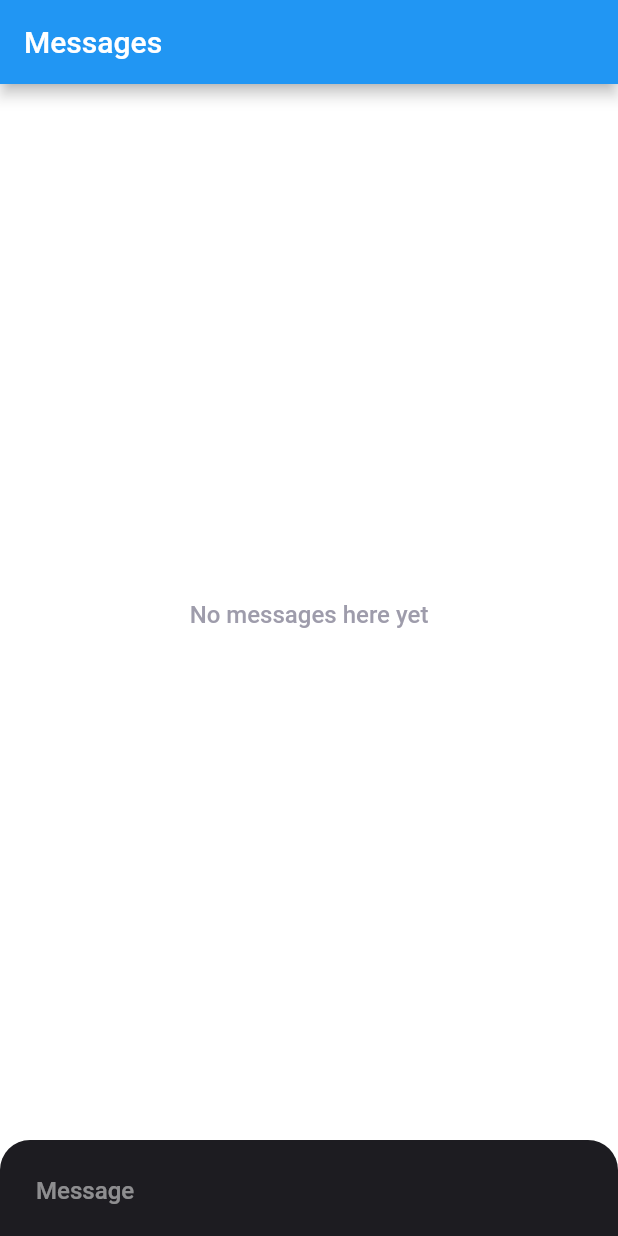
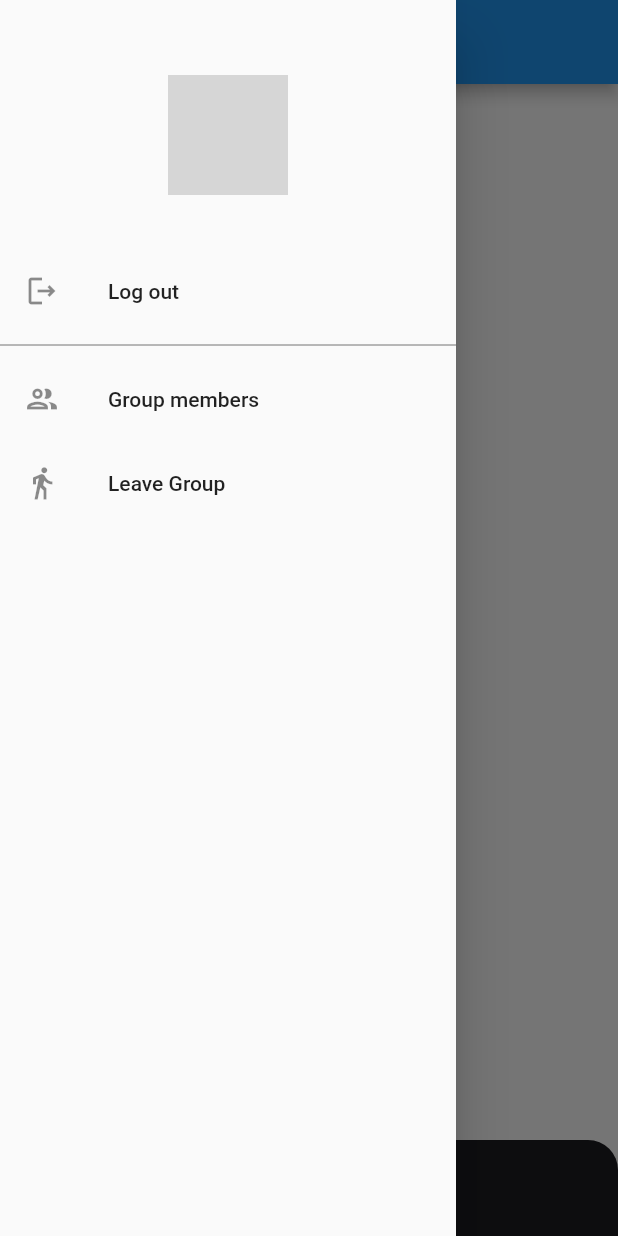
Before and after one commit to owhiteman/group-chat, a Flutter app: the screen it shows once a user with an empty profile is signed in, with the side drawer open (before the commit the screen has no drawer), on a phone screen of 412 x 824 dp. Run offline on Flutter 3.47's test engine with Material 2 defaults, Android fonts, the phone set to English and light mode, and no system bars; our stand-ins replace cloud_firestore, firebase_auth, firebase_core, firebase_storage, flutter_chat_types, flutter_chat_ui and 1 more; accounts and stored records are empty; generated files the repository leaves out were written again; network calls fail; grey boxes are pictures that could not be loaded.

Commit message:
Added sidebar navigation

```diff
--- a/lib/views/group_chat_view.dart
+++ b/lib/views/group_chat_view.dart
@@ -1,9 +1,8 @@
-import 'dart:convert';
-
 import 'package:flutter/material.dart';
 import 'package:flutter/services.dart' show rootBundle;
 import 'package:flutter_chat_ui/flutter_chat_ui.dart';
 import 'package:flutter_chat_types/flutter_chat_types.dart' as types;
+import 'package:group_chat/views/sidebar_nav_view.dart';
 import 'package:uuid/uuid.dart';
 import 'package:group_chat/models/user.dart' as models;
 
@@ -22,12 +21,6 @@ class _GroupChatViewState extends State<GroupChatView> {
   );
 
   @override
-  void initState() {
-    super.initState();
-    _loadMessages();
-  }
-
-  @override
   Widget build(BuildContext context) {
     return Scaffold(
       appBar: AppBar(title: const Text('Messages')),
@@ -39,6 +32,7 @@ class _GroupChatViewState extends State<GroupChatView> {
           sendButtonIcon: Icon(Icons.send, color: Colors.white),
         ),
       ),
+      drawer: SidebarNavigationView(user: widget.user!),
     );
   }
 
@@ -58,15 +52,4 @@ class _GroupChatViewState extends State<GroupChatView> {
 
     _addMessage(textMessage);
   }
-
-  void _loadMessages() async {
-    final response = await rootBundle.loadString('assets/messages.json');
-    final messages = (jsonDecode(response) as List)
-        .map((e) => types.Message.fromJson(e as Map<String, dynamic>))
-        .toList();
-
-    setState(() {
-      _messages = messages;
-    });
-  }
 }
--- /dev/null
+++ b/lib/views/sidebar_nav_view.dart
@@ -0,0 +1,95 @@
+import 'package:flutter/material.dart';
+import 'package:group_chat/firebase/auth_service.dart';
+import 'package:group_chat/models/user.dart';
+import 'package:provider/provider.dart';
+
+class SidebarNavigationView extends StatefulWidget {
+  final User user;
+  const SidebarNavigationView({super.key, required this.user});
+
+  @override
+  State<SidebarNavigationView> createState() => _SidebarNavigationViewState();
+}
+
+class _SidebarNavigationViewState extends State<SidebarNavigationView> {
+  bool isLoading = false;
+
+  @override
+  Widget build(BuildContext context) {
+    return Drawer(
+      child: SingleChildScrollView(
+        child: Column(
+          crossAxisAlignment: CrossAxisAlignment.stretch,
+          children: [
+            const SizedBox(height: 50),
+            buildHeader(context),
+            const SizedBox(height: 10),
+            buildProfileItems(context),
+            const Divider(color: Colors.black54),
+            buildGroupItems(context),
+          ],
+        ),
+      ),
+    );
+  }
+
+  Widget buildHeader(BuildContext context) {
+    return isLoading
+        ? const Center(child: CircularProgressIndicator())
+        : Column(
+            children: [
+              CircleAvatar(
+                backgroundColor: Colors.grey,
+                backgroundImage: NetworkImage(
+                  widget.user.displayPicUrl ??
+                      "https://t4.ftcdn.net/jpg/00/64/67/63/360_F_64676383_LdbmhiNM6Ypzb3FM4PPuFP9rHe7ri8Ju.jpg",
+                ),
+                radius: 40,
+              ),
+              const SizedBox(height: 10),
+              Text(
+                widget.user.name,
+                textAlign: TextAlign.center,
+                style: const TextStyle(fontWeight: FontWeight.bold),
+              )
+            ],
+          );
+  }
+
+  Widget buildGroupItems(BuildContext context) {
+    return widget.user.groupId == null
+        ? Container()
+        : Column(
+            children: [
+              ListTile(
+                leading: const Icon(Icons.group_outlined),
+                title: const Text('Group members'),
+                onTap: () {
+                  // TODO Navigator.of(context).pushNamed('/groupMembersView');
+                },
+              ),
+              ListTile(
+                leading: const Icon(Icons.directions_walk),
+                title: const Text('Leave Group'),
+                onTap: () async {
+                  //TODO Leave group function
+                },
+              ),
+            ],
+          );
+  }
+
+  Widget buildProfileItems(BuildContext context) {
+    return Column(
+      children: [
+        ListTile(
+          leading: const Icon(Icons.logout_outlined),
+          title: const Text('Log out'),
+          onTap: () {
+            context.read<AuthService>().signOut();
+          },
+        )
+      ],
+    );
+  }
+}
--- a/pubspec.yaml
+++ b/pubspec.yaml
@@ -36,6 +36,7 @@ dependencies:
   firebase_storage: ^11.0.7
   flutter:
     sdk: flutter
+  flutter_chat_types: ^3.6.0
   flutter_chat_ui: ^1.6.6
   image_picker: ^0.8.6
   provider: ^6.0.4
```
Also changed, not shown: pubspec.lock, 1 other file.
